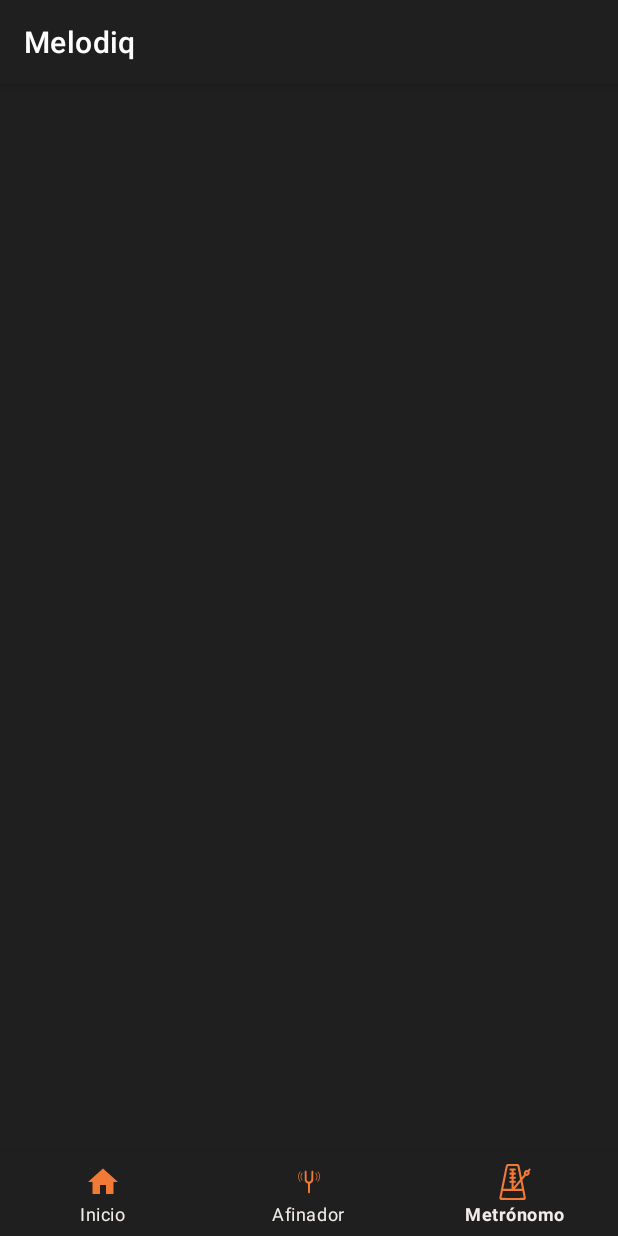
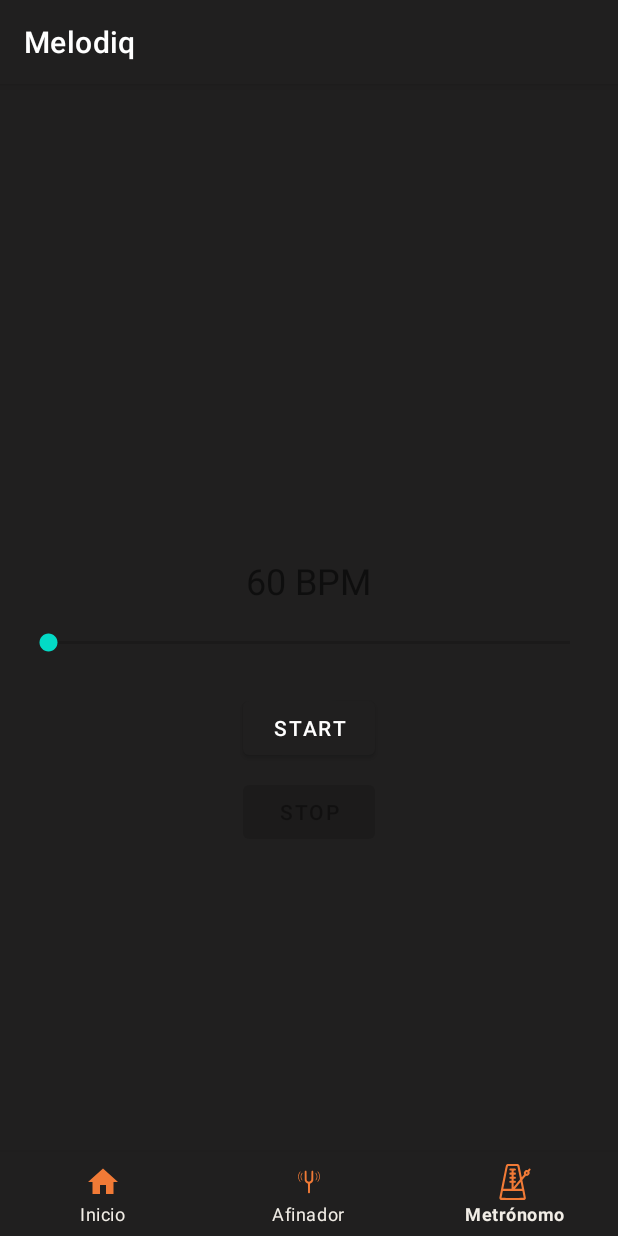
Before and after one commit to emontesadraz/MelodiqAndroid, an Android app: the MetronomeFragment screen opened through its navigation route, on a phone screen of 412 x 824 dp. Run offline under Robolectric (Android 15) with nearby library versions, the phone set to English and light mode, and no system bars; our stand-ins replace navigation-ui.

Commit message:
Vista metrónomo hecha

```diff
--- a/app/src/main/java/com/example/melodiqandroid/ui/metronome/view/MetronomeFragment.kt
+++ b/app/src/main/java/com/example/melodiqandroid/ui/metronome/view/MetronomeFragment.kt
@@ -5,49 +5,50 @@ import android.view.LayoutInflater
 import android.view.View
 import android.view.ViewGroup
 import android.widget.SeekBar
-import android.widget.TextView
 import androidx.fragment.app.Fragment
+import androidx.fragment.app.viewModels
 import androidx.lifecycle.ViewModelProvider
-import com.example.melodiqandroid.R
+import com.example.melodiqandroid.databinding.FragmentMetronomeBinding
 import com.example.melodiqandroid.ui.metronome.viewmodel.MetronomeViewModel
 
 class MetronomeFragment : Fragment() {
 
-    private lateinit var metronomeViewModel: MetronomeViewModel
+    private var _binding: FragmentMetronomeBinding? = null
+    private val binding get() = _binding!!
+    private val viewModel: MetronomeViewModel by viewModels()
 
     override fun onCreateView(
         inflater: LayoutInflater,
         container: ViewGroup?,
         savedInstanceState: Bundle?
     ): View {
-        val root = inflater.inflate(R.layout.fragment_metronome, container, false)
+        _binding = FragmentMetronomeBinding.inflate(inflater, container, false)
+        return binding.root
+    }
 
-        // Inicializa el ViewModel
-        metronomeViewModel = ViewModelProvider(this).get(MetronomeViewModel::class.java)
+    override fun onViewCreated(view: View, savedInstanceState: Bundle?) {
+        super.onViewCreated(view, savedInstanceState)
 
-        // Referencias a los elementos de la UI
-        val bpmText = root.findViewById<TextView>(R.id.bpmText)
-        val seekBar = root.findViewById<SeekBar>(R.id.seekBar)
+        // Configuración inicial
+        binding.bpmText.text = "${viewModel.bpm.value} BPM"
 
-        // Observa los cambios en el LiveData de BPM
-        metronomeViewModel.bpm.observe(viewLifecycleOwner) { bpm ->
-            bpmText.text = "BPM: $bpm"
-            seekBar.progress = bpm
+        // Listeners
+        binding.startButton.setOnClickListener {
+            viewModel.startMetronome()
         }
 
-        // Configura el SeekBar
-        seekBar.max = MetronomeViewModel.MAX_BPM - MetronomeViewModel.MIN_BPM
-        seekBar.setOnSeekBarChangeListener(object : SeekBar.OnSeekBarChangeListener {
-            override fun onProgressChanged(seekBar: SeekBar?, progress: Int, fromUser: Boolean) {
-                if (fromUser) {
-                    metronomeViewModel.setBpm(progress + MetronomeViewModel.MIN_BPM)
-                }
-            }
+        binding.stopButton.setOnClickListener {
+            viewModel.stopMetronome()
+        }
 
-            override fun onStartTrackingTouch(seekBar: SeekBar?) {}
-            override fun onStopTrackingTouch(seekBar: SeekBar?) {}
-        })
+        // Observadores
+        viewModel.bpm.observe(viewLifecycleOwner) { bpm ->
+            binding.bpmText.text = "$bpm BPM"
+        }
+    }
 
-        return root
+    override fun onDestroyView() {
+        super.onDestroyView()
+        _binding = null
     }
 }
--- a/app/src/main/java/com/example/melodiqandroid/ui/tuner/view/TunerFragment.kt
+++ b/app/src/main/java/com/example/melodiqandroid/ui/tuner/view/TunerFragment.kt
@@ -29,7 +29,7 @@ class TunerFragment : Fragment() {
         _binding = FragmentTunerBinding.inflate(inflater, container, false)
         val root: View = binding.root
 
-        val textView: TextView = binding.textDashboard
+        val textView: TextView = binding.bpmText
         tunerViewModel.text.observe(viewLifecycleOwner) {
             textView.text = it
         }
--- a/app/src/main/res/layout/fragment_metronome.xml
+++ b/app/src/main/res/layout/fragment_metronome.xml
@@ -1,22 +1,40 @@
 <?xml version="1.0" encoding="utf-8"?>
-<androidx.constraintlayout.widget.ConstraintLayout xmlns:android="http://schemas.android.com/apk/res/android"
+<LinearLayout xmlns:android="http://schemas.android.com/apk/res/android"
     xmlns:app="http://schemas.android.com/apk/res-auto"
     xmlns:tools="http://schemas.android.com/tools"
     android:layout_width="match_parent"
     android:layout_height="match_parent"
+    android:orientation="vertical"
+    android:gravity="center"
+    android:padding="16dp"
     tools:context=".ui.metronome.view.MetronomeFragment">
 
     <TextView
-        android:id="@+id/text_notifications"
+        android:id="@+id/bpmText"
+        android:layout_width="wrap_content"
+        android:layout_height="wrap_content"
+        android:textSize="24sp"
+        android:text="60 BPM"/>
+
+    <SeekBar
+        android:id="@+id/seekBar"
         android:layout_width="match_parent"
         android:layout_height="wrap_content"
-        android:layout_marginStart="8dp"
+        android:layout_marginTop="16dp"
+        android:max="168"/> <!-- 208 - 40 -->
+
+    <Button
+        android:id="@+id/startButton"
+        android:layout_width="wrap_content"
+        android:layout_height="wrap_content"
+        android:layout_marginTop="24dp"
+        android:text="Start"/>
+
+    <Button
+        android:id="@+id/stopButton"
+        android:layout_width="wrap_content"
+        android:layout_height="wrap_content"
         android:layout_marginTop="8dp"
-        android:layout_marginEnd="8dp"
-        android:textAlignment="center"
-        android:textSize="20sp"
-        app:layout_constraintBottom_toBottomOf="parent"
-        app:layout_constraintEnd_toEndOf="parent"
-        app:layout_constraintStart_toStartOf="parent"
-        app:layout_constraintTop_toTopOf="parent" />
-</androidx.constraintlayout.widget.ConstraintLayout>
+        android:text="Stop"
+        android:enabled="false"/>
+</LinearLayout>
```
Also changed, not shown: app/src/main/java/com/example/melodiqandroid/ui/metronome/viewmodel/MetronomeViewModel.kt (+9 -19 lines).
